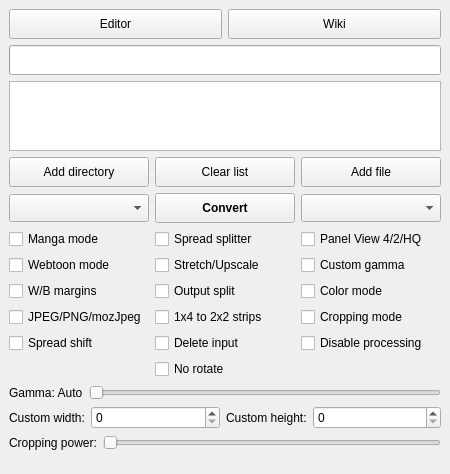
Old version of the form gui/KCC.ui in the repository ciromattia/kcc.
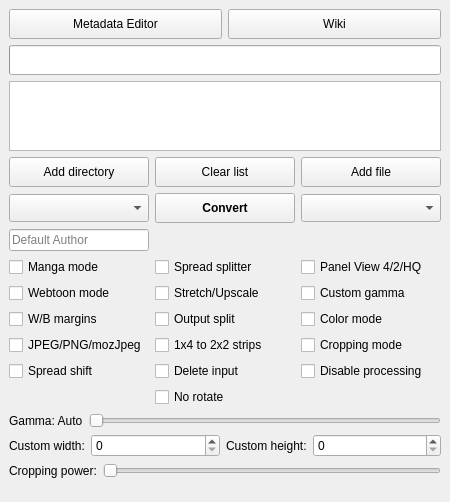
New version of the form. Icons and pictures are not drawn.

Diff of the .ui file:
```diff
--- a/gui/KCC.ui
+++ b/gui/KCC.ui
@@ -37,30 +37,50 @@
        <property name="bottomMargin">
         <number>0</number>
        </property>
-       <item row="2" column="0">
-        <widget class="QCheckBox" name="borderBox">
+       <item row="5" column="1">
+        <widget class="QCheckBox" name="deleteBox">
          <property name="toolTip">
           <string>&lt;html&gt;&lt;head/&gt;&lt;body&gt;&lt;p&gt;&lt;span style=&quot; font-weight:600; text-decoration: underline;&quot;&gt;Unchecked - Autodetection&lt;br/&gt;&lt;/span&gt;The color of margins fill will be detected automatically.&lt;/p&gt;&lt;p&gt;&lt;span style=&quot; font-weight:600; text-decoration: underline;&quot;&gt;Indeterminate - White&lt;br/&gt;&lt;/span&gt;Margins will be filled with white color.&lt;/p&gt;&lt;p&gt;&lt;span style=&quot; font-weight:600; text-decoration: underline;&quot;&gt;Checked - Black&lt;br/&gt;&lt;/span&gt;Margins will be filled with black color.&lt;/p&gt;&lt;/body&gt;&lt;/html&gt;</string>
          </property>
          <property name="text">
-          <string>W/B margins</string>
+          <string>Delete input</string>
          </property>
-         <property name="tristate">
-          <bool>true</bool>
+        </widget>
+       </item>
+       <item row="1" column="0">
+        <widget class="QCheckBox" name="mangaBox">
+         <property name="toolTip">
+          <string>&lt;html&gt;&lt;head/&gt;&lt;body&gt;&lt;p style='white-space:pre'&gt;Enable right-to-left reading.&lt;/p&gt;&lt;/body&gt;&lt;/html&gt;</string>
+         </property>
+         <property name="text">
+          <string>Manga mode</string>
+         </property>
+        </widget>
+       </item>
+       <item row="3" column="1">
+        <widget class="QCheckBox" name="outputSplit">
+         <property name="toolTip">
+          <string>&lt;html&gt;&lt;head/&gt;&lt;body&gt;&lt;p style='white-space:pre'&gt;&lt;span style=&quot; font-weight:600; text-decoration: underline;&quot;&gt;Unchecked - Automatic mode&lt;br/&gt;&lt;/span&gt;The output will be split automatically.&lt;/p&gt;&lt;p style='white-space:pre'&gt;&lt;span style=&quot; font-weight:600; text-decoration: underline;&quot;&gt;Checked - Volume mode&lt;br/&gt;&lt;/span&gt;Every subdirectory will be considered as a separate volume.&lt;/p&gt;&lt;/body&gt;&lt;/html&gt;</string>
+         </property>
+         <property name="text">
+          <string>Output split</string>
          </property>
         </widget>
        </item>
        <item row="4" column="2">
-        <widget class="QCheckBox" name="disableProcessingBox">
+        <widget class="QCheckBox" name="croppingBox">
          <property name="toolTip">
           <string>&lt;html&gt;&lt;head/&gt;&lt;body&gt;&lt;pre style=&quot; margin-top:12px; margin-bottom:12px; margin-left:0px; margin-right:0px; -qt-block-indent:0; text-indent:0px;&quot;&gt;Do not process any image, ignore profile and processing options&lt;/pre&gt;&lt;/body&gt;&lt;/html&gt;</string>
          </property>
          <property name="text">
-          <string>Disable processing</string>
+          <string>Cropping mode</string>
+         </property>
+         <property name="tristate">
+          <bool>true</bool>
          </property>
         </widget>
        </item>
-       <item row="3" column="0">
+       <item row="4" column="0">
         <widget class="QCheckBox" name="mozJpegBox">
          <property name="toolTip">
           <string>&lt;html&gt;&lt;head/&gt;&lt;body&gt;&lt;p&gt;&lt;span style=&quot; font-weight:600; text-decoration: underline;&quot;&gt;Unchecked - JPEG&lt;br/&gt;&lt;/span&gt;Use JPEG files&lt;/p&gt;&lt;p&gt;&lt;span style=&quot; font-weight:600; text-decoration: underline;&quot;&gt;Indeterminate - force PNG&lt;br/&gt;&lt;/span&gt;Create PNG files instead JPEG&lt;/p&gt;&lt;p&gt;&lt;span style=&quot; font-weight:600; text-decoration: underline;&quot;&gt;Checked - mozJpeg&lt;br/&gt;&lt;/span&gt;10-20% smaller JPEG file, with the same image quality, but processing time multiplied by 2&lt;/p&gt;&lt;/body&gt;&lt;/html&gt;</string>
@@ -73,7 +93,53 @@
          </property>
         </widget>
        </item>
-       <item row="4" column="0">
+       <item row="2" column="1">
+        <widget class="QCheckBox" name="upscaleBox">
+         <property name="toolTip">
+          <string>&lt;html&gt;&lt;head/&gt;&lt;body&gt;&lt;p&gt;&lt;span style=&quot; font-weight:600; text-decoration: underline;&quot;&gt;Unchecked - Nothing&lt;br/&gt;&lt;/span&gt;Images smaller than device resolution will not be resized.&lt;/p&gt;&lt;p&gt;&lt;span style=&quot; font-weight:600; text-decoration: underline;&quot;&gt;Indeterminate - Stretching&lt;br/&gt;&lt;/span&gt;Images smaller than device resolution will be resized. Aspect ratio will be not preserved.&lt;/p&gt;&lt;p&gt;&lt;span style=&quot; font-weight:600; text-decoration: underline;&quot;&gt;Checked - Upscaling&lt;br/&gt;&lt;/span&gt;Images smaller than device resolution will be resized. Aspect ratio will be preserved.&lt;/p&gt;&lt;/body&gt;&lt;/html&gt;</string>
+         </property>
+         <property name="text">
+          <string>Stretch/Upscale</string>
+         </property>
+         <property name="tristate">
+          <bool>true</bool>
+         </property>
+        </widget>
+       </item>
+       <item row="3" column="2">
+        <widget class="QCheckBox" name="colorBox">
+         <property name="toolTip">
+          <string>&lt;html&gt;&lt;head/&gt;&lt;body&gt;&lt;p style='white-space:pre'&gt;Disable conversion to grayscale.&lt;/p&gt;&lt;/body&gt;&lt;/html&gt;</string>
+         </property>
+         <property name="text">
+          <string>Color mode</string>
+         </property>
+        </widget>
+       </item>
+       <item row="1" column="1">
+        <widget class="QCheckBox" name="rotateBox">
+         <property name="toolTip">
+          <string>&lt;html&gt;&lt;head/&gt;&lt;body&gt;&lt;p&gt;&lt;span style=&quot; font-weight:600; text-decoration: underline;&quot;&gt;Unchecked - Split&lt;br/&gt;&lt;/span&gt;Double page spreads will be cut into two separate pages.&lt;/p&gt;&lt;p&gt;&lt;span style=&quot; font-weight:600; text-decoration: underline;&quot;&gt;Indeterminate - Rotate and split&lt;br/&gt;&lt;/span&gt;Double page spreads will be displayed twice. First rotated and then split. &lt;/p&gt;&lt;p&gt;&lt;span style=&quot; font-weight:600; text-decoration: underline;&quot;&gt;Checked - Rotate&lt;br/&gt;&lt;/span&gt;Double page spreads will be rotated.&lt;/p&gt;&lt;/body&gt;&lt;/html&gt;</string>
+         </property>
+         <property name="text">
+          <string>Spread splitter</string>
+         </property>
+         <property name="tristate">
+          <bool>true</bool>
+         </property>
+        </widget>
+       </item>
+       <item row="2" column="2">
+        <widget class="QCheckBox" name="gammaBox">
+         <property name="toolTip">
+          <string>&lt;html&gt;&lt;head/&gt;&lt;body&gt;&lt;p style='white-space:pre'&gt;Disable automatic gamma correction.&lt;/p&gt;&lt;/body&gt;&lt;/html&gt;</string>
+         </property>
+         <property name="text">
+          <string>Custom gamma</string>
+         </property>
+        </widget>
+       </item>
+       <item row="5" column="0">
         <widget class="QCheckBox" name="spreadShiftBox">
          <property name="toolTip">
           <string>Shift first page to opposite side in landscape for two page spread alignment</string>
@@ -83,7 +149,7 @@
          </property>
         </widget>
        </item>
-       <item row="1" column="0">
+       <item row="2" column="0">
         <widget class="QCheckBox" name="webtoonBox">
          <property name="toolTip">
           <string>&lt;html&gt;&lt;head/&gt;&lt;body&gt;&lt;p style='white-space:pre'&gt;Enable special parsing mode for Korean Webtoons.&lt;/p&gt;&lt;/body&gt;&lt;/html&gt;</string>
@@ -93,50 +159,7 @@
          </property>
         </widget>
        </item>
-       <item row="0" column="2">
-        <widget class="QCheckBox" name="qualityBox">
-         <property name="toolTip">
-          <string>&lt;html&gt;&lt;head/&gt;&lt;body&gt;&lt;p style='white-space:pre'&gt;&lt;span style=&quot; font-weight:600; text-decoration: underline;&quot;&gt;Unchecked - 4 panels&lt;br/&gt;&lt;/span&gt;Zoom each corner separately.&lt;/p&gt;&lt;p style='white-space:pre'&gt;&lt;span style=&quot; font-weight:600; text-decoration: underline;&quot;&gt;Indeterminate - 2 panels&lt;br/&gt;&lt;/span&gt;Zoom only the top and bottom of the page.&lt;/p&gt;&lt;p&gt;&lt;span style=&quot; font-weight:600; text-decoration: underline;&quot;&gt;Checked - 4 high-quality panels&lt;br/&gt;&lt;/span&gt;Zoom each corner separately. Try to increase the quality of magnification. Check wiki for more details.&lt;/p&gt;&lt;/body&gt;&lt;/html&gt;</string>
-         </property>
-         <property name="text">
-          <string>Panel View 4/2/HQ</string>
-         </property>
-         <property name="tristate">
-          <bool>true</bool>
-         </property>
-        </widget>
-       </item>
-       <item row="2" column="1">
-        <widget class="QCheckBox" name="outputSplit">
-         <property name="toolTip">
-          <string>&lt;html&gt;&lt;head/&gt;&lt;body&gt;&lt;p style='white-space:pre'&gt;&lt;span style=&quot; font-weight:600; text-decoration: underline;&quot;&gt;Unchecked - Automatic mode&lt;br/&gt;&lt;/span&gt;The output will be split automatically.&lt;/p&gt;&lt;p style='white-space:pre'&gt;&lt;span style=&quot; font-weight:600; text-decoration: underline;&quot;&gt;Checked - Volume mode&lt;br/&gt;&lt;/span&gt;Every subdirectory will be considered as a separate volume.&lt;/p&gt;&lt;/body&gt;&lt;/html&gt;</string>
-         </property>
-         <property name="text">
-          <string>Output split</string>
-         </property>
-        </widget>
-       </item>
        <item row="4" column="1">
-        <widget class="QCheckBox" name="deleteBox">
-         <property name="toolTip">
-          <string>Delete input file(s) or directory. It's not recoverable!</string>
-         </property>
-         <property name="text">
-          <string>Delete input</string>
-         </property>
-        </widget>
-       </item>
-       <item row="2" column="2">
-        <widget class="QCheckBox" name="colorBox">
-         <property name="toolTip">
-          <string>&lt;html&gt;&lt;head/&gt;&lt;body&gt;&lt;p style='white-space:pre'&gt;Disable conversion to grayscale.&lt;/p&gt;&lt;/body&gt;&lt;/html&gt;</string>
-         </property>
-         <property name="text">
-          <string>Color mode</string>
-         </property>
-        </widget>
-       </item>
-       <item row="3" column="1">
         <widget class="QCheckBox" name="maximizeStrips">
          <property name="toolTip">
           <string>&lt;html&gt;&lt;head/&gt;&lt;body&gt;&lt;p&gt;&lt;span style=&quot; font-weight:600; text-decoration: underline;&quot;&gt;Unchecked - 1x4&lt;br/&gt;&lt;/span&gt;Keep format 1x4 panels strips.&lt;/p&gt;&lt;p&gt;&lt;span style=&quot; font-weight:600; text-decoration: underline;&quot;&gt;Checked - 2x2&lt;br/&gt;&lt;/span&gt;Turn 1x4 strips to 2x2 to maximize screen usage.&lt;/p&gt;&lt;/body&gt;&lt;/html&gt;</string>
@@ -146,66 +169,20 @@
          </property>
         </widget>
        </item>
-       <item row="1" column="1">
-        <widget class="QCheckBox" name="upscaleBox">
+       <item row="3" column="0">
+        <widget class="QCheckBox" name="borderBox">
          <property name="toolTip">
           <string>&lt;html&gt;&lt;head/&gt;&lt;body&gt;&lt;p&gt;&lt;span style=&quot; font-weight:600; text-decoration: underline;&quot;&gt;Unchecked - Nothing&lt;br/&gt;&lt;/span&gt;Images smaller than device resolution will not be resized.&lt;/p&gt;&lt;p&gt;&lt;span style=&quot; font-weight:600; text-decoration: underline;&quot;&gt;Indeterminate - Stretching&lt;br/&gt;&lt;/span&gt;Images smaller than device resolution will be resized. Aspect ratio will be not preserved.&lt;/p&gt;&lt;p&gt;&lt;span style=&quot; font-weight:600; text-decoration: underline;&quot;&gt;Checked - Upscaling&lt;br/&gt;&lt;/span&gt;Images smaller than device resolution will be resized. Aspect ratio will be preserved.&lt;/p&gt;&lt;/body&gt;&lt;/html&gt;</string>
          </property>
          <property name="text">
-          <string>Stretch/Upscale</string>
+          <string>W/B margins</string>
          </property>
          <property name="tristate">
           <bool>true</bool>
          </property>
         </widget>
        </item>
-       <item row="1" column="2">
-        <widget class="QCheckBox" name="gammaBox">
-         <property name="toolTip">
-          <string>&lt;html&gt;&lt;head/&gt;&lt;body&gt;&lt;p style='white-space:pre'&gt;Disable automatic gamma correction.&lt;/p&gt;&lt;/body&gt;&lt;/html&gt;</string>
-         </property>
-         <property name="text">
-          <string>Custom gamma</string>
-         </property>
-        </widget>
-       </item>
-       <item row="3" column="2">
-        <widget class="QCheckBox" name="croppingBox">
-         <property name="toolTip">
-          <string>&lt;html&gt;&lt;head/&gt;&lt;body&gt;&lt;p&gt;&lt;span style=&quot; font-weight:600; text-decoration: underline;&quot;&gt;Unchecked - Disabled&lt;/span&gt;&lt;/p&gt;&lt;p&gt;Disabled&lt;/p&gt;&lt;p&gt;&lt;span style=&quot; font-weight:600; text-decoration: underline;&quot;&gt;Indeterminate - Margins&lt;br/&gt;&lt;/span&gt;Margins&lt;/p&gt;&lt;p&gt;&lt;span style=&quot; font-weight:600; text-decoration: underline;&quot;&gt;Checked - Margins + page numbers&lt;br/&gt;&lt;/span&gt;Margins +page numbers&lt;/p&gt;&lt;/body&gt;&lt;/html&gt;</string>
-         </property>
-         <property name="text">
-          <string>Cropping mode</string>
-         </property>
-         <property name="tristate">
-          <bool>true</bool>
-         </property>
-        </widget>
-       </item>
-       <item row="0" column="1">
-        <widget class="QCheckBox" name="rotateBox">
-         <property name="toolTip">
-          <string>&lt;html&gt;&lt;head/&gt;&lt;body&gt;&lt;p&gt;&lt;span style=&quot; font-weight:600; text-decoration: underline;&quot;&gt;Unchecked - Split&lt;br/&gt;&lt;/span&gt;Double page spreads will be cut into two separate pages.&lt;/p&gt;&lt;p&gt;&lt;span style=&quot; font-weight:600; text-decoration: underline;&quot;&gt;Indeterminate - Rotate and split&lt;br/&gt;&lt;/span&gt;Double page spreads will be displayed twice. First rotated and then split. &lt;/p&gt;&lt;p&gt;&lt;span style=&quot; font-weight:600; text-decoration: underline;&quot;&gt;Checked - Rotate&lt;br/&gt;&lt;/span&gt;Double page spreads will be rotated.&lt;/p&gt;&lt;/body&gt;&lt;/html&gt;</string>
-         </property>
-         <property name="text">
-          <string>Spread splitter</string>
-         </property>
-         <property name="tristate">
-          <bool>true</bool>
-         </property>
-        </widget>
-       </item>
-       <item row="0" column="0">
-        <widget class="QCheckBox" name="mangaBox">
-         <property name="toolTip">
-          <string>&lt;html&gt;&lt;head/&gt;&lt;body&gt;&lt;p style='white-space:pre'&gt;Enable right-to-left reading.&lt;/p&gt;&lt;/body&gt;&lt;/html&gt;</string>
-         </property>
-         <property name="text">
-          <string>Manga mode</string>
-         </property>
-        </widget>
-       </item>
-       <item row="5" column="1">
+       <item row="6" column="1">
         <widget class="QCheckBox" name="noRotateBox">
          <property name="toolTip">
           <string>Do not rotate double page spreads in spread splitter option.</string>
@@ -215,6 +192,51 @@
          </property>
         </widget>
        </item>
+       <item row="1" column="2">
+        <widget class="QCheckBox" name="qualityBox">
+         <property name="toolTip">
+          <string>&lt;html&gt;&lt;head/&gt;&lt;body&gt;&lt;p style='white-space:pre'&gt;&lt;span style=&quot; font-weight:600; text-decoration: underline;&quot;&gt;Unchecked - 4 panels&lt;br/&gt;&lt;/span&gt;Zoom each corner separately.&lt;/p&gt;&lt;p style='white-space:pre'&gt;&lt;span style=&quot; font-weight:600; text-decoration: underline;&quot;&gt;Indeterminate - 2 panels&lt;br/&gt;&lt;/span&gt;Zoom only the top and bottom of the page.&lt;/p&gt;&lt;p&gt;&lt;span style=&quot; font-weight:600; text-decoration: underline;&quot;&gt;Checked - 4 high-quality panels&lt;br/&gt;&lt;/span&gt;Zoom each corner separately. Try to increase the quality of magnification. Check wiki for more details.&lt;/p&gt;&lt;/body&gt;&lt;/html&gt;</string>
+         </property>
+         <property name="text">
+          <string>Panel View 4/2/HQ</string>
+         </property>
+         <property name="tristate">
+          <bool>true</bool>
+         </property>
+        </widget>
+       </item>
+       <item row="5" column="2">
+        <widget class="QCheckBox" name="disableProcessingBox">
+         <property name="toolTip">
+          <string>&lt;html&gt;&lt;head/&gt;&lt;body&gt;&lt;pre style=&quot; margin-top:12px; margin-bottom:12px; margin-left:0px; margin-right:0px; -qt-block-indent:0; text-indent:0px;&quot;&gt;Do not process any image, ignore profile and processing options&lt;/pre&gt;&lt;/body&gt;&lt;/html&gt;</string>
+         </property>
+         <property name="text">
+          <string>Disable processing</string>
+         </property>
+        </widget>
+       </item>
+       <item row="0" column="0">
+        <widget class="QLineEdit" name="authorEdit">
+         <property name="sizePolicy">
+          <sizepolicy hsizetype="Minimum" vsizetype="Fixed">
+           <horstretch>0</horstretch>
+           <verstretch>0</verstretch>
+          </sizepolicy>
+         </property>
+         <property name="focusPolicy">
+          <enum>Qt::ClickFocus</enum>
+         </property>
+         <property name="toolTip">
+          <string>Default Author is KCC</string>
+         </property>
+         <property name="placeholderText">
+          <string>Default Author</string>
+         </property>
+         <property name="clearButtonEnabled">
+          <bool>false</bool>
+         </property>
+        </widget>
+       </item>
       </layout>
      </widget>
     </item>
@@ -465,7 +487,7 @@
           <string>&lt;html&gt;&lt;head/&gt;&lt;body&gt;&lt;p style='white-space:pre'&gt;Shift+Click to edit directory.&lt;/p&gt;&lt;/body&gt;&lt;/html&gt;</string>
          </property>
          <property name="text">
-          <string>Editor</string>
+          <string>Metadata Editor</string>
          </property>
          <property name="icon">
           <iconset resource="KCC.qrc">
```
Left out of the diff: 6 changed lines with no effect on the pictures.
